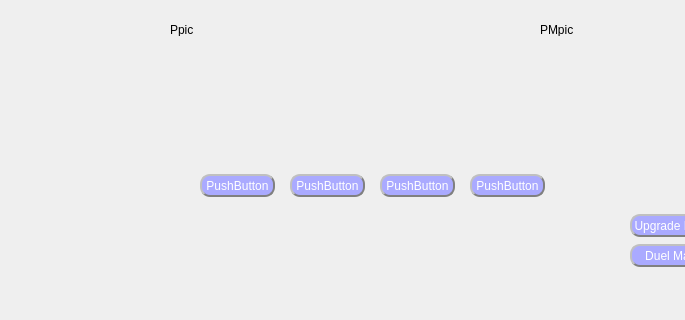
The window that QClient/mainwindow.ui (DarrenIce/QClient) describes before a commit, drawn with Qt 5; both pictures show x 100 to 785 and y 393 to 713 of the 994 by 713 pixel window.
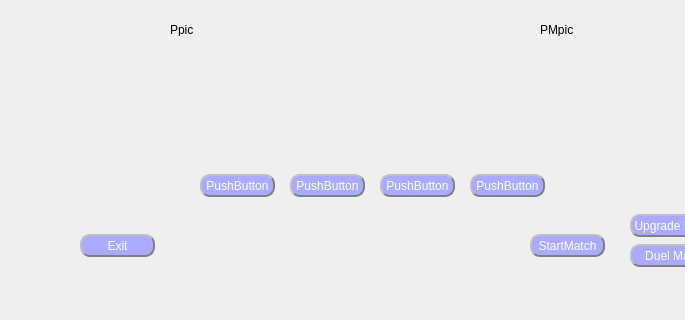
The same window after the commit.

```diff
--- a/QClient/mainwindow.ui
+++ b/QClient/mainwindow.ui
@@ -2,6 +2,9 @@
 <ui version="4.0">
  <class>MainWindow</class>
  <widget class="QMainWindow" name="MainWindow">
+  <property name="enabled">
+   <bool>true</bool>
+  </property>
   <property name="geometry">
    <rect>
     <x>0</x>
@@ -769,6 +772,41 @@
      </rect>
     </property>
    </widget>
+   <widget class="QPushButton" name="StartMatch">
+    <property name="enabled">
+     <bool>false</bool>
+    </property>
+    <property name="geometry">
+     <rect>
+      <x>630</x>
+      <y>610</y>
+      <width>75</width>
+      <height>23</height>
+     </rect>
+    </property>
+    <property name="styleSheet">
+     <string notr="true">QPushButton{background-color:rgb(170, 170, 255);color:white;border-radius:10px;border: 2px groove gray;border-style: outset;}                                           QPushButton:hover{background-color:rgb(170, 255, 255); color: black;}                                          QPushButton:pressed{background-color:rgb(255, 170, 127);border-style: inset; }</string>
+    </property>
+    <property name="text">
+     <string>StartMatch</string>
+    </property>
+   </widget>
+   <widget class="QPushButton" name="Exit">
+    <property name="geometry">
+     <rect>
+      <x>180</x>
+      <y>610</y>
+      <width>75</width>
+      <height>23</height>
+     </rect>
+    </property>
+    <property name="styleSheet">
+     <string notr="true">QPushButton{background-color:rgb(170, 170, 255);color:white;border-radius:10px;border: 2px groove gray;border-style: outset;}                                           QPushButton:hover{background-color:rgb(170, 255, 255); color: black;}                                          QPushButton:pressed{background-color:rgb(255, 170, 127);border-style: inset; }</string>
+    </property>
+    <property name="text">
+     <string>Exit</string>
+    </property>
+   </widget>
   </widget>
   <widget class="QMenuBar" name="menuBar">
    <property name="geometry">
```
